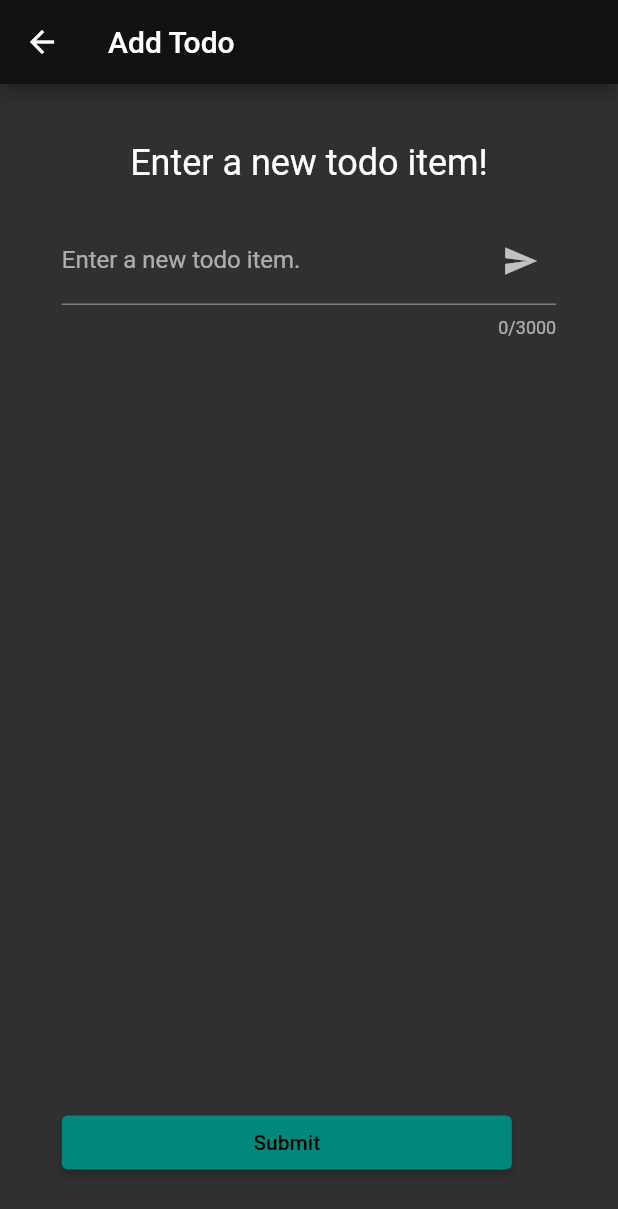
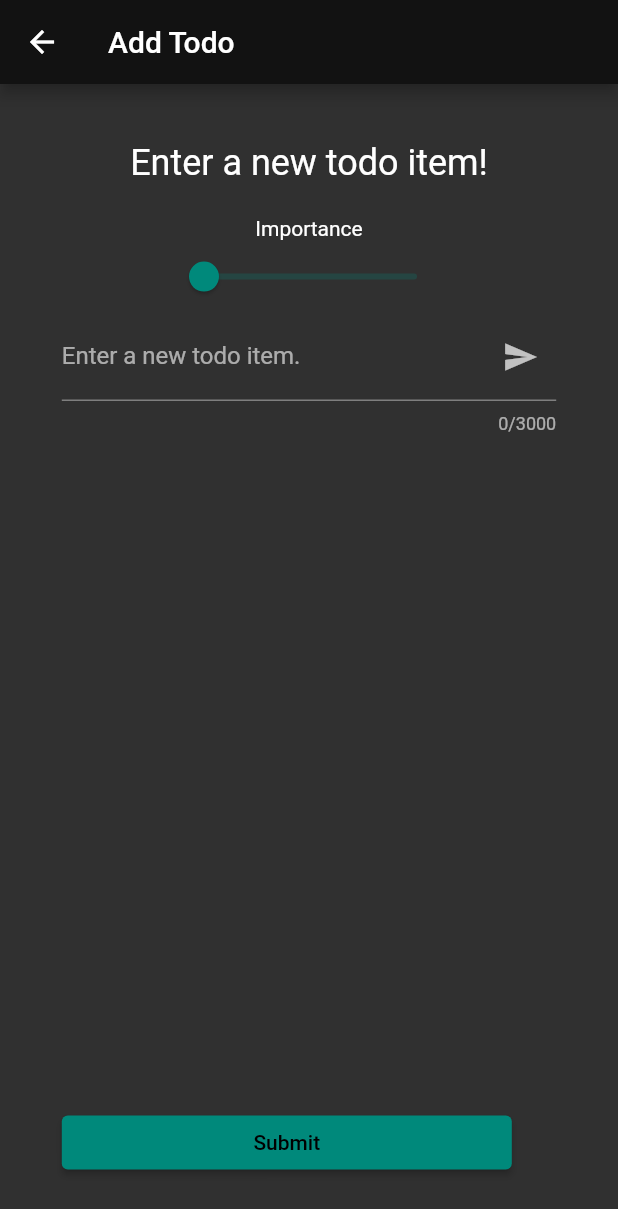
Before and after one commit to paul-mcnamee/LifeCalendar, a Flutter app: the TodoListView screen opened directly, after a tap on the "add" icon, on a phone screen of 412 x 824 dp. Shown: the top 1209 px of the screen. Run offline on Flutter 3.47's test engine with Material 2 defaults, Android fonts, the phone set to English and light mode, and no system bars; our stand-ins replace cloud_firestore, firebase_auth, firebase_core, table_calendar; accounts and stored records are empty.

Commit message:
added rating to todo entry and changed order in todo list

```diff
--- a/lib/components/todo_list.dart
+++ b/lib/components/todo_list.dart
@@ -25,7 +25,8 @@ class _TodoListState extends State<TodoList> {
             fromFirestore: (snapshots, _) => Todo.fromJson(snapshots.data()!),
             toFirestore: (todoItem, _) => todoItem.toJson(),
           )
-          .orderBy('completed', descending: false)
+          .orderBy('completed')
+          .orderBy('importance', descending: true)
           .snapshots(),
       builder: (context, snapshot) {
         if (snapshot.hasError) {
--- a/lib/views/todo_entry.dart
+++ b/lib/views/todo_entry.dart
@@ -1,4 +1,5 @@
 import 'package:firebase_auth/firebase_auth.dart';
+import 'package:intl/intl.dart';
 import 'package:life_calendar/views/todo_list_view.dart';
 import 'package:provider/provider.dart';
 import 'package:flutter/material.dart';
@@ -11,6 +12,8 @@ import 'package:life_calendar/components/snackbar.dart';
 
 import 'package:life_calendar/models/application_state.dart';
 import 'package:life_calendar/models/todo_model.dart';
+
+NumberFormat numberFormat = NumberFormat("#", "en-us");
 
 class TodoEntry extends StatefulWidget {
   const TodoEntry({Key? key}) : super(key: key);
@@ -78,6 +81,37 @@ class _TodoItemState extends State<TodoEntry> {
                       style: TextStyle(fontSize: 24),
                     ),
                     Padding(padding: EdgeInsets.only(top: 50)),
+                  ],
+                ),
+                // Rating slider and impactful star
+                Row(
+                  mainAxisAlignment: MainAxisAlignment.spaceEvenly,
+                  crossAxisAlignment: CrossAxisAlignment.start,
+                  children: [
+                    Column(
+                        mainAxisAlignment: MainAxisAlignment.spaceEvenly,
+                        crossAxisAlignment: CrossAxisAlignment.center,
+                        children: [
+                          Row(
+                            children: [Text("Importance")],
+                          ),
+                          Row(
+                            children: [
+                              Slider(
+                                value: _importance,
+                                label: numberFormat.format(_importance),
+                                min: 0,
+                                max: 100,
+                                divisions: 100,
+                                onChanged: (double value) {
+                                  setState(() {
+                                    _importance = value;
+                                  });
+                                },
+                              ),
+                            ],
+                          )
+                        ]),
                   ],
                 ),
                 Expanded(
```
